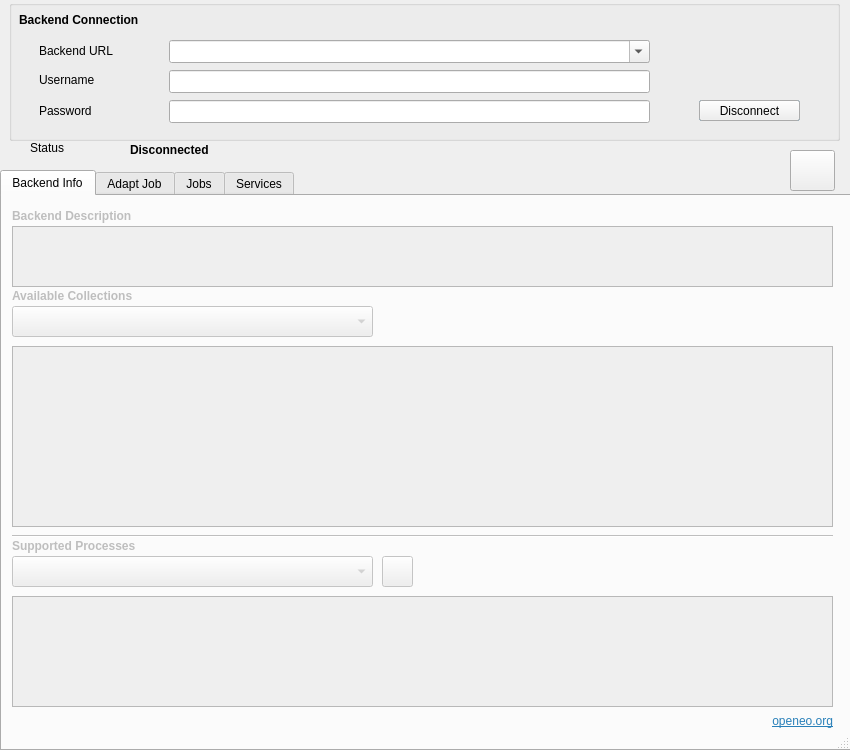
This is openeo_connector_dialog_base.ui in Open-EO/openeo-qgis-plugin as Qt 5 draws it before an edit. The edited form follows.
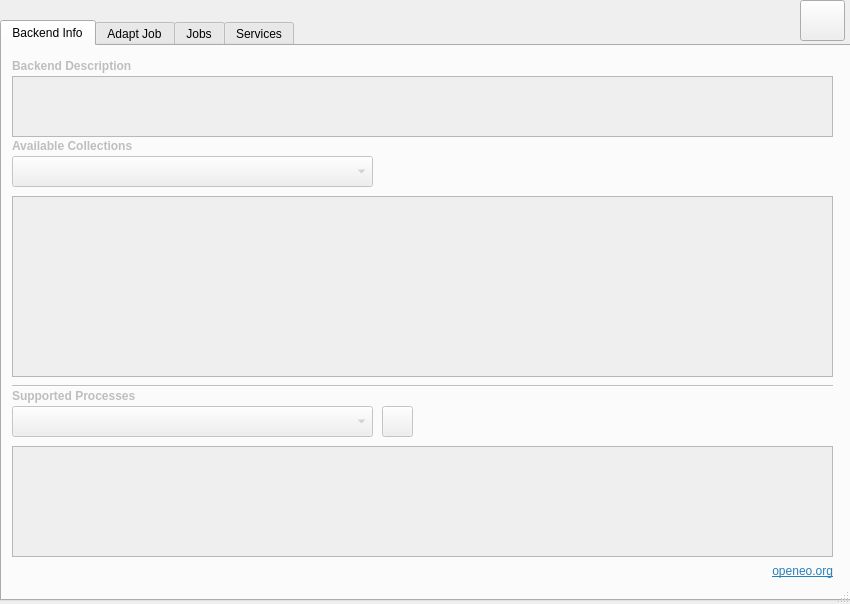
This is the edited form. The open tabs and pages were chosen to show the change. Icons and pictures are not drawn.

The edit to the form file:
```diff
--- a/openeo_connector_dialog_base.ui
+++ b/openeo_connector_dialog_base.ui
@@ -10,13 +10,13 @@
     <x>0</x>
     <y>0</y>
     <width>850</width>
-    <height>750</height>
+    <height>604</height>
    </rect>
   </property>
   <property name="minimumSize">
    <size>
     <width>850</width>
-    <height>750</height>
+    <height>604</height>
    </size>
   </property>
   <property name="maximumSize">
@@ -34,178 +34,11 @@
   <property name="modal">
    <bool>false</bool>
   </property>
-  <widget class="QGroupBox" name="groupBox">
-   <property name="geometry">
-    <rect>
-     <x>9</x>
-     <y>0</y>
-     <width>831</width>
-     <height>141</height>
-    </rect>
-   </property>
-   <property name="title">
-    <string/>
-   </property>
-   <widget class="QLabel" name="label">
-    <property name="geometry">
-     <rect>
-      <x>30</x>
-      <y>40</y>
-      <width>91</width>
-      <height>21</height>
-     </rect>
-    </property>
-    <property name="text">
-     <string>Backend URL</string>
-    </property>
-   </widget>
-   <widget class="QLabel" name="label_2">
-    <property name="geometry">
-     <rect>
-      <x>30</x>
-      <y>70</y>
-      <width>91</width>
-      <height>20</height>
-     </rect>
-    </property>
-    <property name="text">
-     <string>Username</string>
-    </property>
-   </widget>
-   <widget class="QLineEdit" name="usernameEdit">
-    <property name="geometry">
-     <rect>
-      <x>160</x>
-      <y>70</y>
-      <width>481</width>
-      <height>23</height>
-     </rect>
-    </property>
-    <property name="maximumSize">
-     <size>
-      <width>16777215</width>
-      <height>16777215</height>
-     </size>
-    </property>
-   </widget>
-   <widget class="QLabel" name="label_3">
-    <property name="geometry">
-     <rect>
-      <x>30</x>
-      <y>100</y>
-      <width>91</width>
-      <height>21</height>
-     </rect>
-    </property>
-    <property name="text">
-     <string>Password</string>
-    </property>
-   </widget>
-   <widget class="QLineEdit" name="passwordEdit">
-    <property name="geometry">
-     <rect>
-      <x>160</x>
-      <y>100</y>
-      <width>481</width>
-      <height>23</height>
-     </rect>
-    </property>
-    <property name="font">
-     <font>
-      <strikeout>false</strikeout>
-     </font>
-    </property>
-    <property name="echoMode">
-     <enum>QLineEdit::Password</enum>
-    </property>
-   </widget>
-   <widget class="QLabel" name="label_18">
-    <property name="geometry">
-     <rect>
-      <x>10</x>
-      <y>10</y>
-      <width>161</width>
-      <height>21</height>
-     </rect>
-    </property>
-    <property name="text">
-     <string>&lt;html&gt;&lt;head/&gt;&lt;body&gt;&lt;p&gt;&lt;span style=&quot; font-weight:600;&quot;&gt;Backend Connection&lt;/span&gt;&lt;/p&gt;&lt;/body&gt;&lt;/html&gt;</string>
-    </property>
-   </widget>
-   <widget class="QLabel" name="label_20">
-    <property name="geometry">
-     <rect>
-      <x>690</x>
-      <y>30</y>
-      <width>101</width>
-      <height>61</height>
-     </rect>
-    </property>
-    <property name="text">
-     <string/>
-    </property>
-    <property name="pixmap">
-     <pixmap>../../../../../../../../../../../../../../../../.designer/backup/icon_new.png</pixmap>
-    </property>
-    <property name="scaledContents">
-     <bool>true</bool>
-    </property>
-   </widget>
-   <widget class="QPushButton" name="connectButton">
-    <property name="geometry">
-     <rect>
-      <x>690</x>
-      <y>100</y>
-      <width>101</width>
-      <height>21</height>
-     </rect>
-    </property>
-    <property name="text">
-     <string>Connect</string>
-    </property>
-   </widget>
-   <widget class="QComboBox" name="backendEdit">
-    <property name="geometry">
-     <rect>
-      <x>160</x>
-      <y>40</y>
-      <width>481</width>
-      <height>23</height>
-     </rect>
-    </property>
-    <property name="editable">
-     <bool>true</bool>
-    </property>
-   </widget>
-   <widget class="QPushButton" name="disconnectButton">
-    <property name="geometry">
-     <rect>
-      <x>690</x>
-      <y>100</y>
-      <width>101</width>
-      <height>21</height>
-     </rect>
-    </property>
-    <property name="text">
-     <string>Disconnect</string>
-    </property>
-   </widget>
-   <zorder>connectButton</zorder>
-   <zorder>disconnectButton</zorder>
-   <zorder>backendEdit</zorder>
-   <zorder>label</zorder>
-   <zorder>label_2</zorder>
-   <zorder>usernameEdit</zorder>
-   <zorder>label_3</zorder>
-   <zorder>passwordEdit</zorder>
-   <zorder>label_18</zorder>
-   <zorder>label_20</zorder>
-  </widget>
   <widget class="QTabWidget" name="tabWidget">
    <property name="geometry">
     <rect>
      <x>0</x>
-     <y>170</y>
+     <y>20</y>
      <width>851</width>
      <height>581</height>
     </rect>
@@ -385,6 +218,9 @@
      </property>
     </widget>
     <widget class="QLabel" name="label_8">
+     <property name="enabled">
+      <bool>false</bool>
+     </property>
      <property name="geometry">
       <rect>
        <x>10</x>
@@ -393,6 +229,11 @@
        <height>20</height>
       </rect>
      </property>
+     <property name="font">
+      <font>
+       <kerning>true</kerning>
+      </font>
+     </property>
      <property name="text">
       <string>&lt;html&gt;&lt;head/&gt;&lt;body&gt;&lt;p&gt;&lt;span style=&quot; font-weight:600;&quot;&gt;Backend Description&lt;/span&gt;&lt;/p&gt;&lt;/body&gt;&lt;/html&gt;</string>
      </property>
@@ -866,40 +707,11 @@
     </widget>
    </widget>
   </widget>
-  <widget class="QLabel" name="statusLabel">
-   <property name="geometry">
-    <rect>
-     <x>130</x>
-     <y>140</y>
-     <width>621</width>
-     <height>20</height>
-    </rect>
-   </property>
-   <property name="autoFillBackground">
-    <bool>false</bool>
-   </property>
-   <property name="text">
-    <string>&lt;html&gt;&lt;head/&gt;&lt;body&gt;&lt;p&gt;&lt;span style=&quot; font-weight:600;&quot;&gt;Disconnected&lt;/span&gt;&lt;/p&gt;&lt;/body&gt;&lt;/html&gt;</string>
-   </property>
-  </widget>
-  <widget class="QLabel" name="label_5">
-   <property name="geometry">
-    <rect>
-     <x>30</x>
-     <y>140</y>
-     <width>91</width>
-     <height>16</height>
-    </rect>
-   </property>
-   <property name="text">
-    <string>Status</string>
-   </property>
-  </widget>
   <widget class="QPushButton" name="operationManualBtn">
    <property name="geometry">
     <rect>
-     <x>790</x>
-     <y>150</y>
+     <x>800</x>
+     <y>0</y>
      <width>45</width>
      <height>41</height>
     </rect>
```
Left out of the diff: 2 changed lines with no effect on the pictures.
